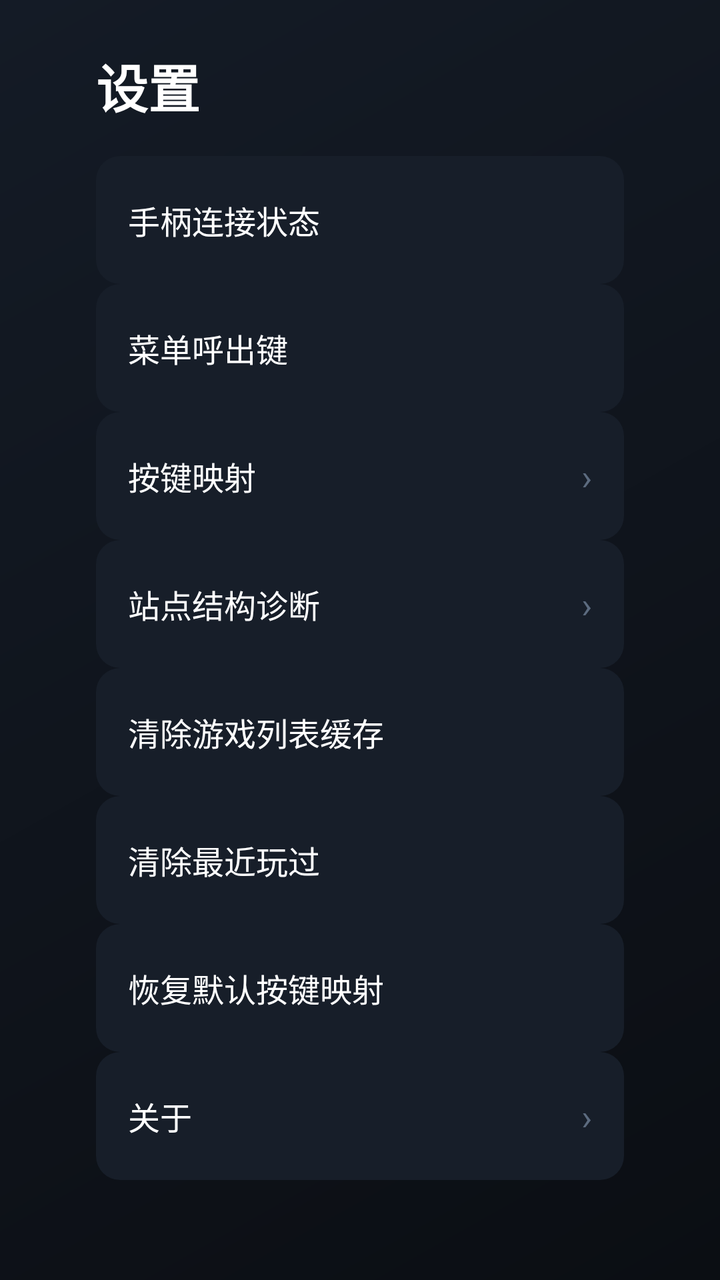
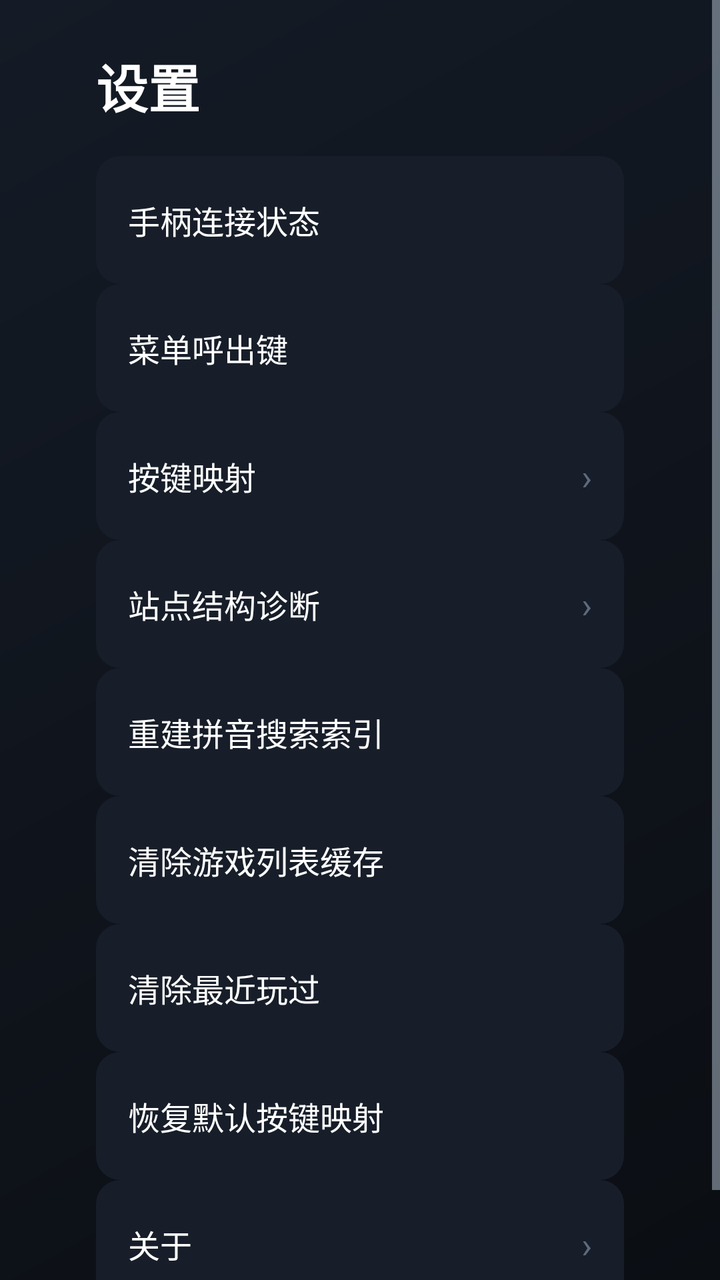

Two renders of the same Android screen: before a commit and after it. Below are the layout's source before the change and the commit's diff.
<!-- AndroidManifest.xml: activity theme Theme.XbwTv.Lobby -->
<!-- res/layout/activity_settings.xml -->
<?xml version="1.0" encoding="utf-8"?>
<ScrollView xmlns:android="http://schemas.android.com/apk/res/android"
    android:id="@+id/settings_scroll"
    android:layout_width="match_parent"
    android:layout_height="match_parent"
    android:background="@drawable/bg_lobby"
    android:clipToPadding="false"
    android:paddingBottom="32dp">

    <LinearLayout
        android:layout_width="match_parent"
        android:layout_height="wrap_content"
        android:orientation="vertical"
        android:paddingLeft="48dp"
        android:paddingTop="24dp"
        android:paddingRight="48dp">

        <TextView
            android:layout_width="wrap_content"
            android:layout_height="wrap_content"
            android:layout_marginBottom="16dp"
            android:text="@string/settings_title"
            android:textColor="@color/xbw_text_primary"
            android:textSize="26sp"
            android:textStyle="bold" />

        
        <LinearLayout
            android:id="@+id/row_gamepad"
            style="@style/SettingItem">

            <TextView
                android:layout_width="0dp"
                android:layout_height="wrap_content"
                android:layout_weight="1"
                android:text="@string/settings_gamepad"
                android:textColor="@color/xbw_text_primary"
                android:textSize="16sp" />

            <TextView
                android:id="@+id/val_gamepad"
                android:layout_width="wrap_content"
                android:layout_height="wrap_content"
                android:textColor="@color/xbw_text_secondary"
                android:textSize="14sp" />
        </LinearLayout>

        
        <LinearLayout
            android:id="@+id/row_hotkey"
            style="@style/SettingItem">

            <TextView
                android:layout_width="0dp"
                android:layout_height="wrap_content"
                android:layout_weight="1"
                android:text="@string/settings_menu_key"
                android:textColor="@color/xbw_text_primary"
                android:textSize="16sp" />

            <TextView
                android:id="@+id/val_hotkey"
                android:layout_width="wrap_content"
                android:layout_height="wrap_content"
                android:textColor="@color/xbw_success"
                android:textSize="14sp" />
        </LinearLayout>

        
        <LinearLayout
            android:id="@+id/row_mapping"
            style="@style/SettingItem">

            <TextView
                android:layout_width="0dp"
                android:layout_height="wrap_content"
                android:layout_weight="1"
                android:text="@string/settings_mapping"
                android:textColor="@color/xbw_text_primary"
                android:textSize="16sp" />

            <TextView
                android:layout_width="wrap_content"
                android:layout_height="wrap_content"
                android:text="›"
                android:textColor="@color/xbw_text_disabled"
                android:textSize="18sp" />
        </LinearLayout>

        
        <LinearLayout
            android:id="@+id/row_diagnose"
            style="@style/SettingItem">

            <TextView
                android:layout_width="0dp"
                android:layout_height="wrap_content"
                android:layout_weight="1"
                android:text="@string/settings_diagnose"
                android:textColor="@color/xbw_text_primary"
                android:textSize="16sp" />

            <TextView
                android:layout_width="wrap_content"
                android:layout_height="wrap_content"
                android:text="›"
                android:textColor="@color/xbw_text_disabled"
                android:textSize="18sp" />
        </LinearLayout>

        
        <LinearLayout
            android:id="@+id/row_clear_cache"
            style="@style/SettingItem">

            <TextView
                android:layout_width="0dp"
                android:layout_height="wrap_content"
                android:layout_weight="1"
                android:text="@string/settings_clear_cache"
                android:textColor="@color/xbw_text_primary"
                android:textSize="16sp" />

            <TextView
                android:id="@+id/val_cache_count"
                android:layout_width="wrap_content"
                android:layout_height="wrap_content"
                android:textColor="@color/xbw_text_secondary"
                android:textSize="14sp" />
        </LinearLayout>

        
        <LinearLayout
            android:id="@+id/row_clear_recent"
            style="@style/SettingItem">

            <TextView
                android:layout_width="0dp"
                android:layout_height="wrap_content"
                android:layout_weight="1"
                android:text="@string/settings_clear_recent"
                android:textColor="@color/xbw_text_primary"
                android:textSize="16sp" />

            <TextView
                android:id="@+id/val_recent_count"
                android:layout_width="wrap_content"
                android:layout_height="wrap_content"
                android:textColor="@color/xbw_text_secondary"
                android:textSize="14sp" />
        </LinearLayout>

        
        <LinearLayout
            android:id="@+id/row_reset_map"
            style="@style/SettingItem">

            <TextView
                android:layout_width="0dp"
                android:layout_height="wrap_content"
                android:layout_weight="1"
                android:text="@string/settings_reset_map"
                android:textColor="@color/xbw_text_primary"
                android:textSize="16sp" />
        </LinearLayout>

        
        <LinearLayout
            android:id="@+id/row_about"
            style="@style/SettingItem">

            <TextView
                android:layout_width="0dp"
                android:layout_height="wrap_content"
                android:layout_weight="1"
                android:text="@string/settings_about"
                android:textColor="@color/xbw_text_primary"
                android:textSize="16sp" />

            <TextView
                android:layout_width="wrap_content"
                android:layout_height="wrap_content"
                android:text="›"
                android:textColor="@color/xbw_text_disabled"
                android:textSize="18sp" />
        </LinearLayout>

        <TextView
            android:id="@+id/hotkey_capture_hint"
            android:layout_width="match_parent"
            android:layout_height="wrap_content"
            android:layout_marginTop="18dp"
            android:background="@drawable/bg_hint_bar"
            android:padding="12dp"
            android:textColor="@color/xbw_warning"
            android:textSize="14sp"
            android:visibility="gone" />
    </LinearLayout>
</ScrollView>
<!-- resources referenced by this layout -->
<resources>
  <color name="xbw_success">#3DDC97</color>
  <color name="xbw_text_disabled">#5C6B7F</color>
  <color name="xbw_text_primary">#FFFFFFFF</color>
  <color name="xbw_text_secondary">#B3C2D1</color>
  <color name="xbw_warning">#FFC94D</color>
  <!-- drawable bg_hint_bar (drawable) -->
  <?xml version="1.0" encoding="utf-8"?>
  <shape xmlns:android="http://schemas.android.com/apk/res/android" android:shape="rectangle">
      <solid android:color="@color/xbw_hint_bg" />
      <corners android:radius="12dp" />
  </shape>
  <!-- drawable bg_lobby (drawable) -->
  <?xml version="1.0" encoding="utf-8"?>
  <shape xmlns:android="http://schemas.android.com/apk/res/android" android:shape="rectangle">
      <gradient
          android:angle="315"
          android:startColor="@color/xbw_bg_gradient_top"
          android:endColor="@color/xbw_bg" />
  </shape>
  <string name="settings_about">关于</string>
  <string name="settings_clear_cache">清除游戏列表缓存</string>
  <string name="settings_clear_recent">清除最近玩过</string>
  <string name="settings_diagnose">站点结构诊断</string>
  <string name="settings_gamepad">手柄连接状态</string>
  <string name="settings_mapping">按键映射</string>
  <string name="settings_menu_key">菜单呼出键</string>
  <string name="settings_reset_map">恢复默认按键映射</string>
  <string name="settings_title">设置</string>
  <style name="SettingItem">
          <item name="android:layout_width">match_parent</item>
          <item name="android:layout_height">wrap_content</item>
          <item name="android:minHeight">64dp</item>
          <item name="android:focusable">true</item>
          <item name="android:focusableInTouchMode">false</item>
          <item name="android:background">@drawable/bg_setting_item</item>
          <item name="android:padding">16dp</item>
          <item name="android:orientation">horizontal</item>
          <item name="android:gravity">center_vertical</item>
      </style>
  <style name="Theme.XbwTv.Lobby">
          <item name="android:windowBackground">@drawable/bg_lobby</item>
      </style>
  <color name="xbw_hint_bg">#990B0E13</color>
  <color name="xbw_bg_gradient_top">#141B26</color>
  <color name="xbw_bg">#0B0E13</color>
  <!-- drawable bg_setting_item (drawable) -->
  <?xml version="1.0" encoding="utf-8"?>
  <selector xmlns:android="http://schemas.android.com/apk/res/android">
      <item android:state_focused="true">
          <shape android:shape="rectangle">
              <solid android:color="@color/xbw_surface_high" />
              <corners android:radius="12dp" />
              <stroke android:width="2dp" android:color="@color/xbw_accent" />
          </shape>
      </item>
      <item android:state_pressed="true">
          <shape android:shape="rectangle">
              <solid android:color="@color/xbw_surface_high" />
              <corners android:radius="12dp" />
          </shape>
      </item>
      <item>
          <shape android:shape="rectangle">
              <solid android:color="@color/xbw_surface" />
              <corners android:radius="12dp" />
          </shape>
      </item>
  </selector>
  <color name="xbw_surface_high">#222B39</color>
  <color name="xbw_accent">#FF5A5F</color>
  <color name="xbw_surface">#171E29</color>
</resources>

<!-- the commit's change to res/layout/activity_settings.xml (unified diff, before → after) -->
@@ -106,6 +106,27 @@
                 android:text="›"
                 android:textColor="@color/xbw_text_disabled"
                 android:textSize="18sp" />
+        </LinearLayout>
+
+        
+        <LinearLayout
+            android:id="@+id/row_pinyin"
+            style="@style/SettingItem">
+
+            <TextView
+                android:layout_width="0dp"
+                android:layout_height="wrap_content"
+                android:layout_weight="1"
+                android:text="@string/settings_pinyin_index"
+                android:textColor="@color/xbw_text_primary"
+                android:textSize="16sp" />
+
+            <TextView
+                android:id="@+id/val_pinyin_count"
+                android:layout_width="wrap_content"
+                android:layout_height="wrap_content"
+                android:textColor="@color/xbw_text_secondary"
+                android:textSize="14sp" />
         </LinearLayout>
 
         
<!-- resource entries referenced after the edit -->
@@ -26,6 +26,7 @@
   <string name="settings_gamepad">手柄连接状态</string>
   <string name="settings_mapping">按键映射</string>
   <string name="settings_menu_key">菜单呼出键</string>
+  <string name="settings_pinyin_index">重建拼音搜索索引</string>
   <string name="settings_reset_map">恢复默认按键映射</string>
   <string name="settings_title">设置</string>
   <style name="SettingItem">
